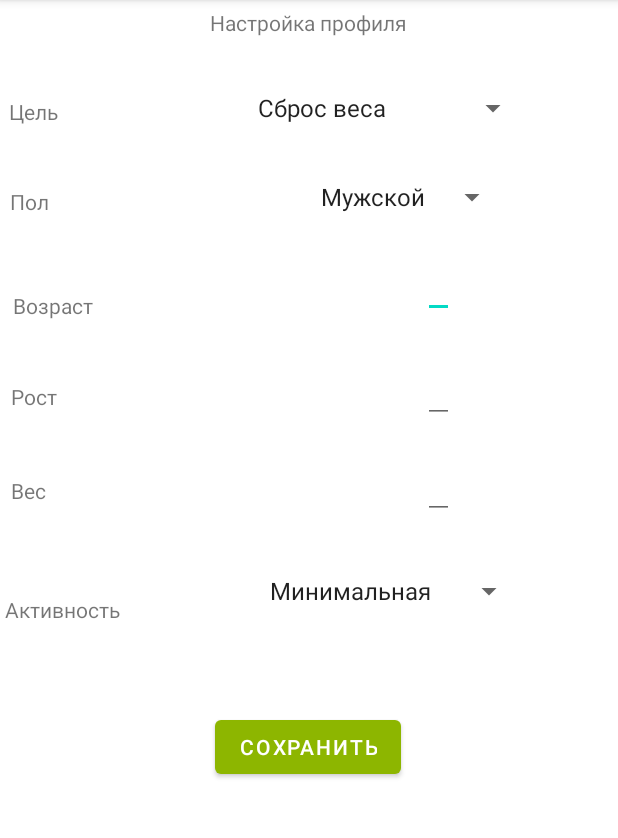
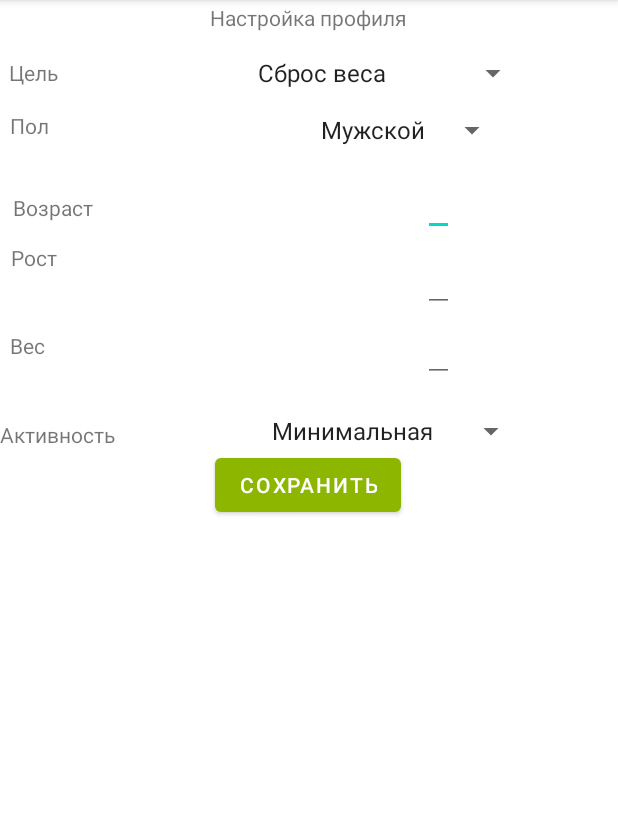
Before and after one commit to AbatedPlacebo/MyRation, an Android app: the fragment NotificationsFragment shown on its own in the app's theme, on a phone screen of 412 x 824 dp, the part 84-922 px from its top. Run offline under Robolectric (Android 15) with nearby library versions, the phone set to English and light mode, and no system bars; 6 statements that could not run were skipped.

```diff
--- a/app/src/main/java/com/example/test/ui/User.java
+++ b/app/src/main/java/com/example/test/ui/User.java
@@ -7,15 +7,25 @@ public class User {
     private float height;
     private float weight;
     private int activity; // 0 - минимальная, 1 - низкая, 2 - средняя, 3 - высокая, 4 - очень высокая
+    private float budget; // 0 - не вводил, 1 - вводил
     private String exceps[];
 
-    public User(int target, int male, int age, float height, float weight, int activity, String[] exceps) {
+    public User(int target, int male, int age, float height, float weight, int activity, float budget, String[] exceps) {
         this.target = target;
         this.male = male;
         this.age = age;
         this.height = height;
         this.weight = weight;
+        this.budget = budget;
         this.exceps = exceps;
+    }
+
+    public boolean isHasbudget() {
+        return budget > 100;
+    }
+
+    public void setbudget(float budget) {
+        this.budget = budget;
     }
 
     public int getActivity() {
--- a/app/src/main/res/layout/fragment_notifications.xml
+++ b/app/src/main/res/layout/fragment_notifications.xml
@@ -1,7 +1,11 @@
 <?xml version="1.0" encoding="utf-8"?>
-<androidx.constraintlayout.widget.ConstraintLayout xmlns:android="http://schemas.android.com/apk/res/android"
+<ScrollView
+    xmlns:android="http://schemas.android.com/apk/res/android"
     xmlns:app="http://schemas.android.com/apk/res-auto"
     xmlns:tools="http://schemas.android.com/tools"
+    android:layout_width="fill_parent"
+    android:layout_height="fill_parent">
+<androidx.constraintlayout.widget.ConstraintLayout
     android:layout_width="match_parent"
     android:layout_height="match_parent"
     tools:context=".ui.notifications.NotificationsFragment">
@@ -110,10 +114,10 @@
         android:textSize="15sp"
         app:layout_constraintBottom_toTopOf="@+id/button_save"
         app:layout_constraintEnd_toEndOf="parent"
-        app:layout_constraintHorizontal_bias="0.752"
+        app:layout_constraintHorizontal_bias="0.757"
         app:layout_constraintStart_toStartOf="parent"
         app:layout_constraintTop_toBottomOf="@+id/text_weight"
-        app:layout_constraintVertical_bias="0.344" />
+        app:layout_constraintVertical_bias="1.0" />
 
     <TextView
         android:id="@+id/textView_target"
@@ -171,10 +175,10 @@
         android:text="Вес"
         app:layout_constraintBottom_toBottomOf="parent"
         app:layout_constraintEnd_toStartOf="@+id/text_weight"
-        app:layout_constraintHorizontal_bias="0.028"
+        app:layout_constraintHorizontal_bias="0.027"
         app:layout_constraintStart_toStartOf="parent"
         app:layout_constraintTop_toBottomOf="@+id/textView_height"
-        app:layout_constraintVertical_bias="0.091" />
+        app:layout_constraintVertical_bias="0.27" />
 
     <TextView
         android:id="@+id/textView_activity"
@@ -183,10 +187,10 @@
         android:text="Активность"
         app:layout_constraintBottom_toBottomOf="parent"
         app:layout_constraintEnd_toStartOf="@+id/spinner_activity"
-        app:layout_constraintHorizontal_bias="0.036"
+        app:layout_constraintHorizontal_bias="0.0"
         app:layout_constraintStart_toStartOf="parent"
         app:layout_constraintTop_toBottomOf="@+id/textView_weight"
-        app:layout_constraintVertical_bias="0.146" />
+        app:layout_constraintVertical_bias="0.451" />
 
     <Button
         android:id="@+id/button_save"
@@ -198,7 +202,8 @@
         app:layout_constraintHorizontal_bias="0.498"
         app:layout_constraintStart_toStartOf="parent"
         app:layout_constraintTop_toBottomOf="@+id/textView_activity"
-        app:layout_constraintVertical_bias="0.19" />
+        app:layout_constraintVertical_bias="0.0" />
 
 
 </androidx.constraintlayout.widget.ConstraintLayout>
+</ScrollView>
--- a/app/src/main/res/layout/questions.xml
+++ b/app/src/main/res/layout/questions.xml
@@ -1,4 +1,8 @@
 <?xml version="1.0" encoding="utf-8"?>
+<ScrollView
+    xmlns:android="http://schemas.android.com/apk/res/android"
+    android:layout_width="fill_parent"
+    android:layout_height="fill_parent">
 <androidx.constraintlayout.widget.ConstraintLayout xmlns:android="http://schemas.android.com/apk/res/android"
     xmlns:app="http://schemas.android.com/apk/res-auto"
     xmlns:tools="http://schemas.android.com/tools"
@@ -8,7 +12,6 @@
     android:orientation="vertical"
     android:gravity="center"
     tools:context=".MainActivity">
-
 
     <Spinner
         android:id="@+id/spinner_target"
@@ -230,3 +233,4 @@
 
 
 </androidx.constraintlayout.widget.ConstraintLayout>
+</ScrollView>
```
Also changed, not shown: app/src/main/java/com/example/test/MainActivity.java (+1 -1 lines), app/src/main/java/com/example/test/ui/home/HomeFragment.java (+51 -0 lines), app/src/main/java/com/example/test/ui/notifications/NotificationsFragment.java (+1 -1 lines), app/src/main/res/layout/fragment_home.xml (+4 -4 lines), app/src/main/res/layout/prompt.xml (added, +25 -0 lines).
